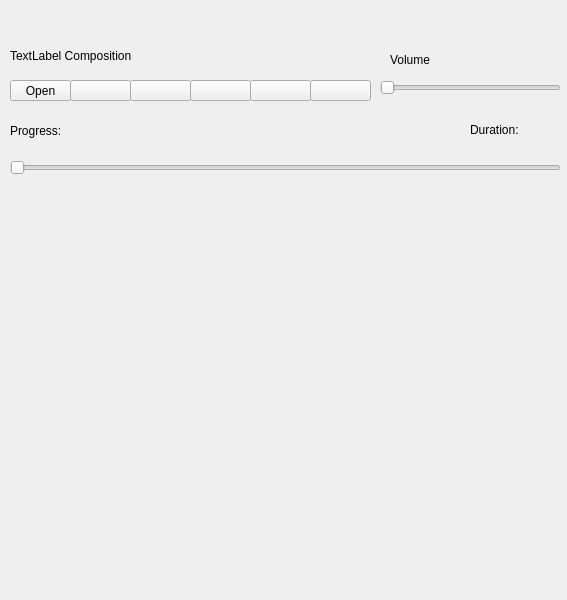
Old version of the form widget.ui in the repository EugeneStranger/QT-MediaPlayer.
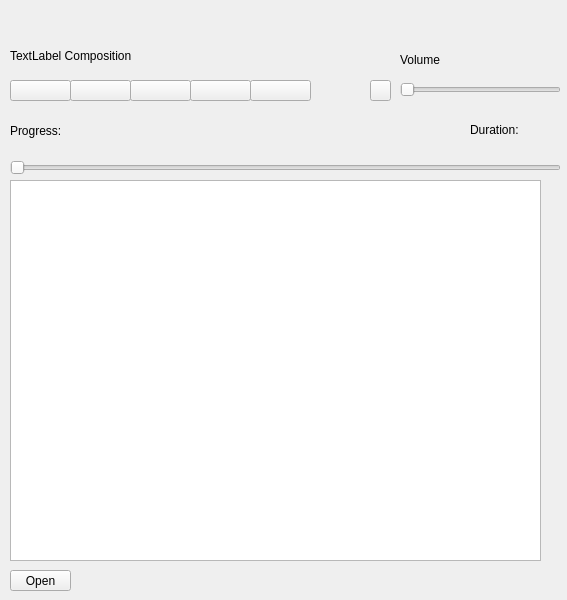
New version of the form. Icons and pictures are not drawn.

Patch:
```diff
--- a/widget.ui
+++ b/widget.ui
@@ -20,7 +20,7 @@
   <widget class="QPushButton" name="pushButtonPlay">
    <property name="geometry">
     <rect>
-     <x>130</x>
+     <x>70</x>
      <y>80</y>
      <width>61</width>
      <height>21</height>
@@ -33,7 +33,7 @@
   <widget class="QPushButton" name="pushButtonPause">
    <property name="geometry">
     <rect>
-     <x>190</x>
+     <x>130</x>
      <y>80</y>
      <width>61</width>
      <height>21</height>
@@ -46,7 +46,7 @@
   <widget class="QPushButton" name="pushButtonStop">
    <property name="geometry">
     <rect>
-     <x>250</x>
+     <x>190</x>
      <y>80</y>
      <width>61</width>
      <height>21</height>
@@ -73,7 +73,7 @@
    <property name="geometry">
     <rect>
      <x>10</x>
-     <y>80</y>
+     <y>570</y>
      <width>61</width>
      <height>21</height>
     </rect>
@@ -85,7 +85,7 @@
   <widget class="QPushButton" name="pushButtonPrev">
    <property name="geometry">
     <rect>
-     <x>70</x>
+     <x>10</x>
      <y>80</y>
      <width>61</width>
      <height>21</height>
@@ -98,7 +98,7 @@
   <widget class="QPushButton" name="pushButtonNext">
    <property name="geometry">
     <rect>
-     <x>310</x>
+     <x>250</x>
      <y>80</y>
      <width>61</width>
      <height>21</height>
@@ -111,10 +111,10 @@
   <widget class="QSlider" name="horizontalSliderVolume">
    <property name="geometry">
     <rect>
-     <x>380</x>
+     <x>400</x>
      <y>80</y>
-     <width>181</width>
-     <height>16</height>
+     <width>161</width>
+     <height>20</height>
     </rect>
    </property>
    <property name="orientation">
@@ -124,7 +124,7 @@
   <widget class="QLabel" name="labelVolume">
    <property name="geometry">
     <rect>
-     <x>390</x>
+     <x>400</x>
      <y>50</y>
      <width>161</width>
      <height>20</height>
@@ -173,6 +173,29 @@
     <string>Duration:</string>
    </property>
   </widget>
+  <widget class="QPushButton" name="pushButtonMute">
+   <property name="geometry">
+    <rect>
+     <x>370</x>
+     <y>80</y>
+     <width>21</width>
+     <height>21</height>
+    </rect>
+   </property>
+   <property name="text">
+    <string/>
+   </property>
+  </widget>
+  <widget class="QTableView" name="tableViewPlayList">
+   <property name="geometry">
+    <rect>
+     <x>10</x>
+     <y>180</y>
+     <width>531</width>
+     <height>381</height>
+    </rect>
+   </property>
+  </widget>
  </widget>
  <resources>
   <include location="Icons.qrc"/>
```
